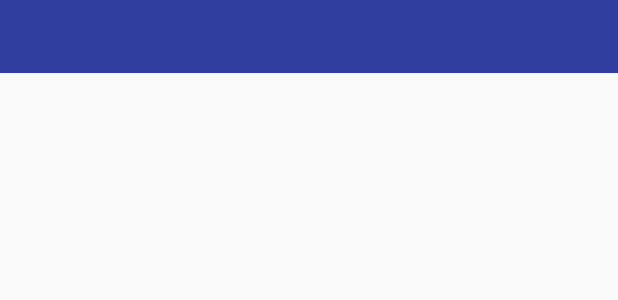
After one commit to AndrewMisterio/Duplicate, an Android app: the layout menuspinner.xml on its own in the app's theme, with its tools: preview values and no code run, on a phone screen of 412 x 824 dp. The commit adds this screen. Shown: the top 300 px of the screen. Run offline under Robolectric (Android 15) with nearby library versions, the phone set to English and light mode, and no system bars.

Commit message:
add image

```diff
--- /dev/null
+++ b/app/src/main/res/layout/menuspinner.xml
@@ -0,0 +1,33 @@
+<?xml version="1.0" encoding="utf-8"?>
+<!--
+/* //device/apps/common/assets/res/any/layout/simple_spinner_item.xml
+**
+** Copyright 2006, The Android Open Source Project
+**
+** Licensed under the Apache License, Version 2.0 (the "License");
+** you may not use this file except in compliance with the License.
+** You may obtain a copy of the License at
+**
+**     http://www.apache.org/licenses/LICENSE-2.0
+**
+** Unless required by applicable law or agreed to in writing, software
+** distributed under the License is distributed on an "AS IS" BASIS,
+** WITHOUT WARRANTIES OR CONDITIONS OF ANY KIND, either express or implied.
+** See the License for the specific language governing permissions and
+** limitations under the License.
+*/
+-->
+<TextView xmlns:android="http://schemas.android.com/apk/res/android"
+    xmlns:tools="http://schemas.android.com/tools"
+    android:id="@android:id/text1"
+    style="?android:attr/spinnerItemStyle"
+    android:singleLine="true"
+    android:layout_width="match_parent"
+    android:layout_height="wrap_content"
+    android:ellipsize="marquee"
+    android:textAlignment="center"
+    android:textStyle="normal|bold"
+    android:textAllCaps="true"
+    android:textSize="36sp"
+    android:fontFamily="sans-serif"
+    android:background="@color/colorPrimaryDark" />
--- a/app/src/main/res/values/colors.xml
+++ b/app/src/main/res/values/colors.xml
@@ -1,6 +1,6 @@
 <?xml version="1.0" encoding="utf-8"?>
 <resources>
-    <color name="colorPrimary">#3F51B5</color>
-    <color name="colorPrimaryDark">#303F9F</color>
+    <color name="colorPrimary">#3f51b5</color>
+    <color name="colorPrimaryDark">#303f9f</color>
     <color name="colorAccent">#FF4081</color>
 </resources>
--- a/app/src/main/res/values/strings.xml
+++ b/app/src/main/res/values/strings.xml
@@ -24,4 +24,9 @@
     <string name="youlose">You LOSE!</string>
     <string name="again">Again</string>
     <string name="exit">Exit</string>
+    <string-array name="menu">
+        <item>Main</item>
+        <item>Score</item>
+        <item>Option</item>
+    </string-array>
 </resources>
```
Also changed, not shown: app/src/main/java/com/example/dovakin/duplicate/MainActivity.java (+12 -8 lines), app/src/main/res/layout/activity_main.xml (+30 -10 lines), app/src/main/res/layout/row.xml (added, +30 -0 lines), 1 other file.
